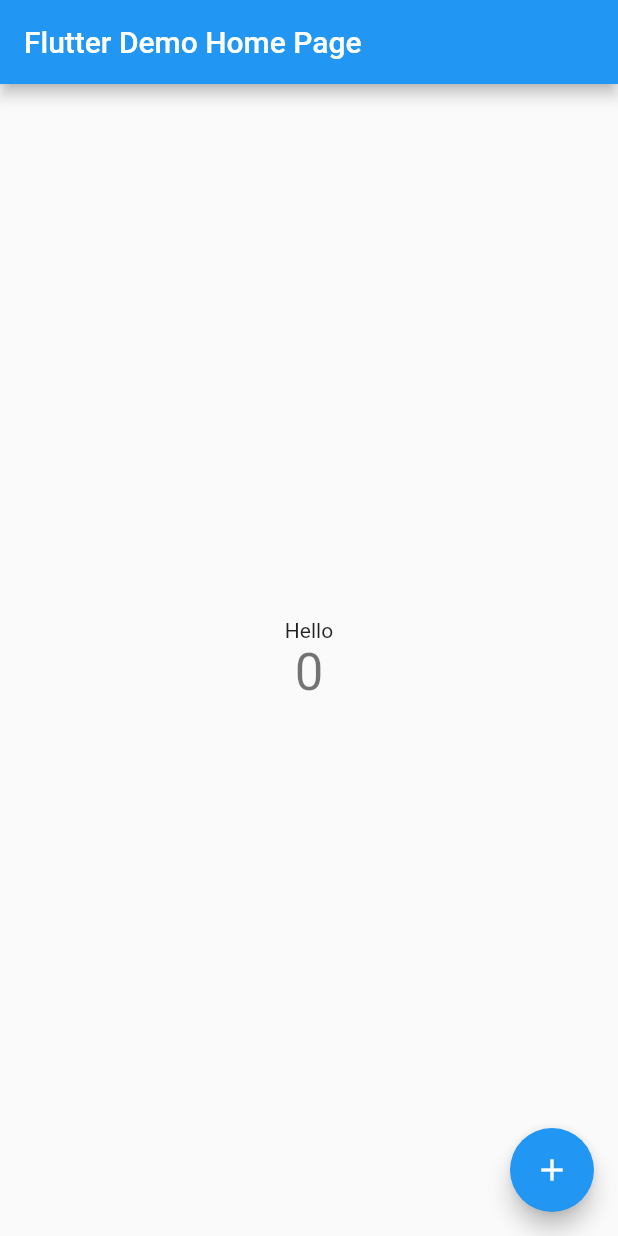
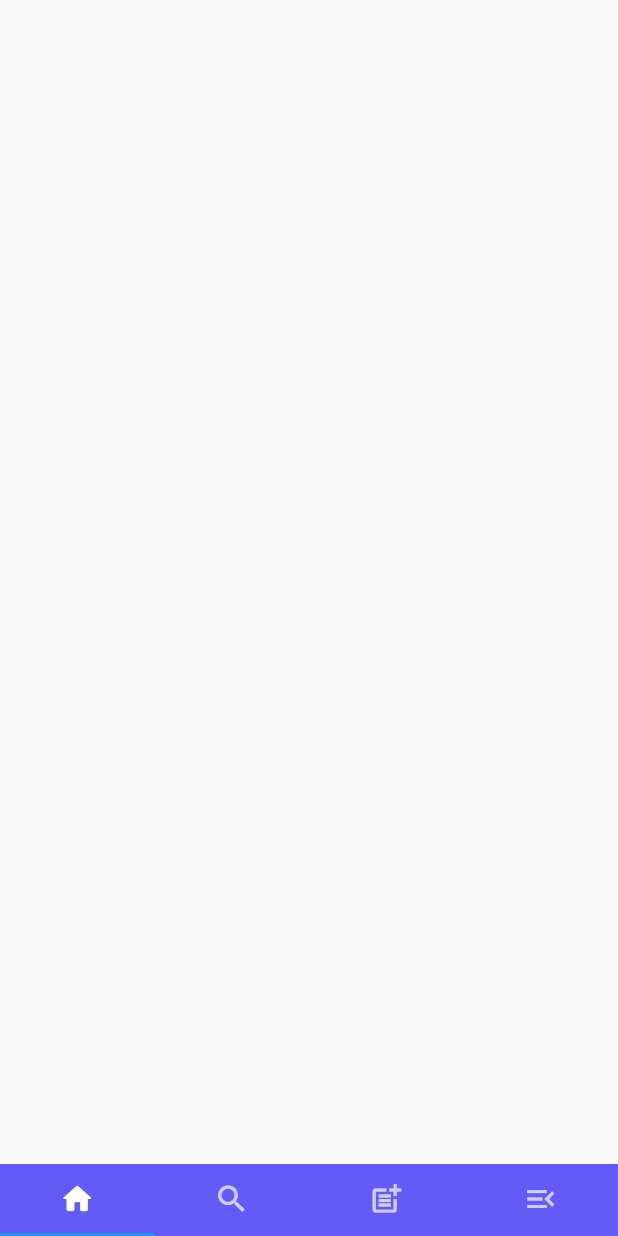
Before and after one commit to TheeranatSre/salmon, a Flutter app: the screen it shows after launch, on a phone screen of 412 x 824 dp. Run offline on Flutter 3.47's test engine with Material 2 defaults, Android fonts, the phone set to English and light mode, and no system bars.

Commit message:
feature : add button menu

```diff
--- a/lib/main.dart
+++ b/lib/main.dart
@@ -1,115 +1,64 @@
 import 'package:flutter/material.dart';
+import 'package:salmon/screens/CreateMenuScreen.dart';
+import 'package:salmon/screens/HomeScreen.dart';
+import 'package:salmon/screens/MenuScreen.dart';
+import 'package:salmon/screens/SearchMenuScreen.dart';
+import 'models/CounterModel.dart';
 
-void main() {
-  runApp(const MyApp());
-}
+void main() => runApp(MyApp());
 
 class MyApp extends StatelessWidget {
   const MyApp({Key? key}) : super(key: key);
 
-  // This widget is the root of your application.
   @override
   Widget build(BuildContext context) {
-    return MaterialApp(
-      title: 'Flutter Demo',
-      theme: ThemeData(
-        // This is the theme of your application.
-        //
-        // Try running your application with "flutter run". You'll see the
-        // application has a blue toolbar. Then, without quitting the app, try
-        // changing the primarySwatch below to Colors.green and then invoke
-        // "hot reload" (press "r" in the console where you ran "flutter run",
-        // or simply save your changes to "hot reload" in a Flutter IDE).
-        // Notice that the counter didn't reset back to zero; the application
-        // is not restarted.
-        primarySwatch: Colors.blue,
-      ),
-      home: const MyHomePage(title: 'Flutter Demo Home Page'),
+    return const MaterialApp(
+      home: MainApp(),
     );
   }
 }
 
-class MyHomePage extends StatefulWidget {
-  const MyHomePage({Key? key, required this.title}) : super(key: key);
-
-  // This widget is the home page of your application. It is stateful, meaning
-  // that it has a State object (defined below) that contains fields that affect
-  // how it looks.
-
-  // This class is the configuration for the state. It holds the values (in this
-  // case the title) provided by the parent (in this case the App widget) and
-  // used by the build method of the State. Fields in a Widget subclass are
-  // always marked "final".
-
-  final String title;
+class MainApp extends StatefulWidget {
+  const MainApp({Key? key}) : super(key: key);
 
   @override
-  State<MyHomePage> createState() => _MyHomePageState();
+  State<MainApp> createState() => _MainAppState();
 }
 
-class _MyHomePageState extends State<MyHomePage> {
-  int _counter = 0;
-
-  void _incrementCounter() {
-    setState(() {
-      // This call to setState tells the Flutter framework that something has
-      // changed in this State, which causes it to rerun the build method below
-      // so that the display can reflect the updated values. If we changed
-      // _counter without calling setState(), then the build method would not be
-      // called again, and so nothing would appear to happen.
-      _counter++;
-    });
-  }
-
+class _MainAppState extends State<MainApp> {
   @override
   Widget build(BuildContext context) {
-    // This method is rerun every time setState is called, for instance as done
-    // by the _incrementCounter method above.
-    //
-    // The Flutter framework has been optimized to make rerunning build methods
-    // fast, so that you can just rebuild anything that needs updating rather
-    // than having to individually change instances of widgets.
-    return Scaffold(
-      appBar: AppBar(
-        // Here we take the value from the MyHomePage object that was created by
-        // the App.build method, and use it to set our appbar title.
-        title: Text(widget.title),
-      ),
-      body: Center(
-        // Center is a layout widget. It takes a single child and positions it
-        // in the middle of the parent.
-        child: Column(
-          // Column is also a layout widget. It takes a list of children and
-          // arranges them vertically. By default, it sizes itself to fit its
-          // children horizontally, and tries to be as tall as its parent.
-          //
-          // Invoke "debug painting" (press "p" in the console, choose the
-          // "Toggle Debug Paint" action from the Flutter Inspector in Android
-          // Studio, or the "Toggle Debug Paint" command in Visual Studio Code)
-          // to see the wireframe for each widget.
-          //
-          // Column has various properties to control how it sizes itself and
-          // how it positions its children. Here we use mainAxisAlignment to
-          // center the children vertically; the main axis here is the vertical
-          // axis because Columns are vertical (the cross axis would be
-          // horizontal).
-          mainAxisAlignment: MainAxisAlignment.center,
-          children: <Widget>[
-            const Text(
-              'Hello',
+    return const DefaultTabController(
+        length: 4,
+        child: Scaffold(
+            body: TabBarView(
+              children: [
+                HomeScreen(),
+                SearchMenuScreen(),
+                CreateMenuScreen(),
+                MenuScreen()
+              ],
             ),
-            Text(
-              '$_counter',
-              style: Theme.of(context).textTheme.headline4,
-            ),
-          ],
-        ),
-      ),
-      floatingActionButton: FloatingActionButton(
-        onPressed: _incrementCounter,
-        tooltip: 'Increment',
-        child: const Icon(Icons.add),
-      ), // This trailing comma makes auto-formatting nicer for build methods.
-    );
+            backgroundColor: Color.fromARGB(255, 100, 90, 245),
+            bottomNavigationBar: TabBar(
+              tabs: [
+                Tab(
+                    icon: Icon(
+                  Icons.home_rounded,
+                )),
+                Tab(
+                    icon: Icon(
+                  Icons.search_outlined,
+                )),
+                Tab(
+                    icon: Icon(
+                  Icons.post_add,
+                )),
+                Tab(
+                    icon: Icon(
+                  Icons.menu_open_sharp,
+                ))
+              ],
+            )));
   }
 }
--- /dev/null
+++ b/lib/models/CounterModel.dart
@@ -0,0 +1,5 @@
+class CounterMode {
+  int counter;
+
+  CounterMode(this.counter);
+}
--- /dev/null
+++ b/lib/screens/HomeScreen.dart
@@ -0,0 +1,17 @@
+import 'package:flutter/material.dart';
+import 'package:flutter/src/foundation/key.dart';
+import 'package:flutter/src/widgets/framework.dart';
+
+class HomeScreen extends StatefulWidget {
+  const HomeScreen({Key? key}) : super(key: key);
+
+  @override
+  State<HomeScreen> createState() => _HomeScreenState();
+}
+
+class _HomeScreenState extends State<HomeScreen> {
+  @override
+  Widget build(BuildContext context) {
+    return const Scaffold();
+  }
+}
--- a/pubspec.yaml
+++ b/pubspec.yaml
@@ -35,6 +35,8 @@
   # Use with the CupertinoIcons class for iOS style icons.
   cupertino_icons: ^1.0.2
   flutter_launcher_icons: ^0.9.3
+  bloc: ^8.1.0
+  flutter_bloc: ^8.0.1
 
 flutter_icons:
   android: true
```
Also changed, not shown: lib/screens/CreateMenuScreen.dart (added, +18 -0 lines), lib/screens/MenuScreen.dart (added, +18 -0 lines), lib/screens/SearchMenuScreen.dart (added, +18 -0 lines), pubspec.lock.
